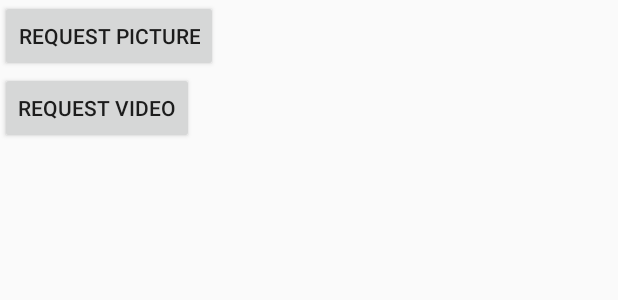
After one commit to CesaireAgonse/Projet-Android-M2-UGEReveVue, an Android app built with Jetpack Compose: the layout activity_camera_caller.xml on its own in the app's theme, with its tools: preview values and no code run, on a phone screen of 412 x 824 dp. The commit adds this screen. Shown: the top 300 px of the screen. Run offline under Robolectric (Android 15) with nearby library versions, the phone set to English and light mode, and no system bars; network calls fail.

Commit message:
début d'implémentation de la caméra afin de prendre sa phot de profil

```diff
--- a/app/build.gradle.kts
+++ b/app/build.gradle.kts
@@ -50,6 +50,8 @@ android {
 }
 
 dependencies {
+
+    implementation("androidx.core:core-ktx:1.7.0")
     implementation("io.jsonwebtoken:jjwt-api:0.11.2")
     implementation("io.jsonwebtoken:jjwt-impl:0.11.2")
     implementation("io.jsonwebtoken:jjwt-jackson:0.11.2")
--- /dev/null
+++ b/app/src/main/res/layout/activity_camera_caller.xml
@@ -0,0 +1,19 @@
+<?xml version="1.0" encoding="utf-8"?>
+<LinearLayout xmlns:android="http://schemas.android.com/apk/res/android"
+    android:orientation="vertical"
+    android:layout_width="match_parent"
+    android:layout_height="match_parent">
+    <Button
+        android:id="@+id/button_request_picture"
+        android:layout_width="wrap_content"
+        android:layout_height="wrap_content"
+        android:text="Request Picture"
+        android:onClick="requestPicture"/>
+
+    <Button
+        android:id="@+id/button_request_video"
+        android:layout_width="wrap_content"
+        android:layout_height="wrap_content"
+        android:text="Request Video"
+        android:onClick="requestVideo"/>
+</LinearLayout>
--- /dev/null
+++ b/app/src/main/res/xml/file_paths.xml
@@ -0,0 +1,4 @@
+<?xml version="1.0" encoding="utf-8"?>
+<paths xmlns:android="http://schemas.android.com/apk/res/android">
+    <files-path name="camera_files" path="Pictures/CameraCaller/" />
+</paths>
```
Also changed, not shown: app/src/main/AndroidManifest.xml (+15 -4 lines), app/src/main/java/fr/uge/ugerevevueandroid/MainActivity.kt (+5 -4 lines), app/src/main/java/fr/uge/ugerevevueandroid/service/CameraCaller.kt (added, +107 -0 lines).
